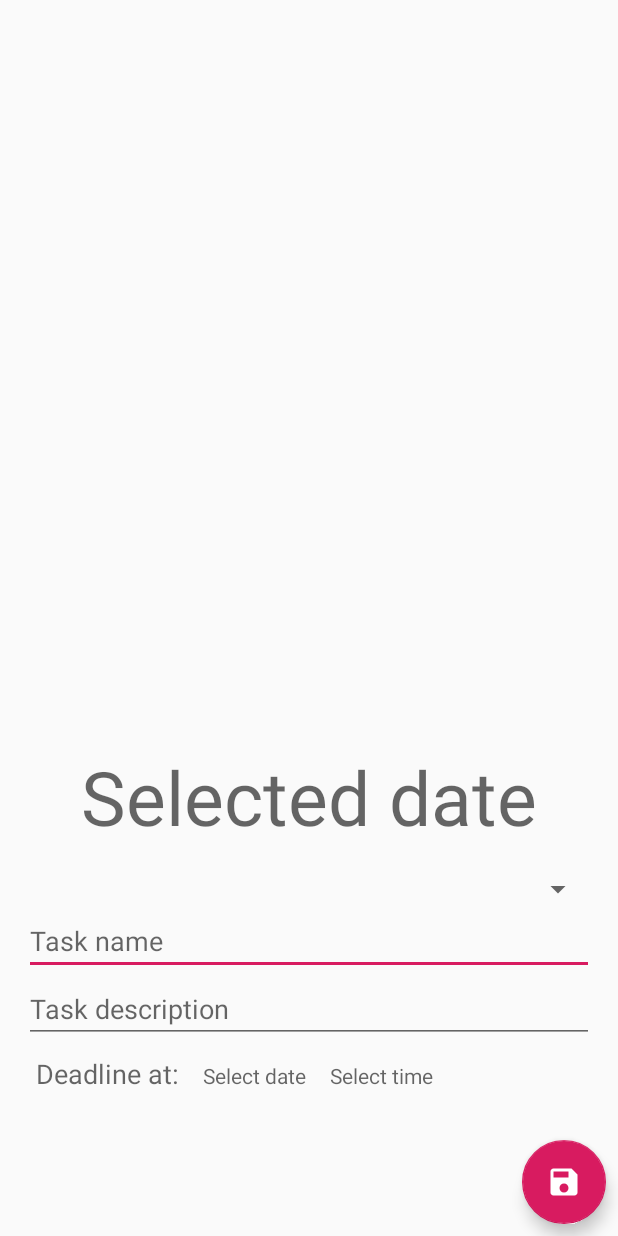
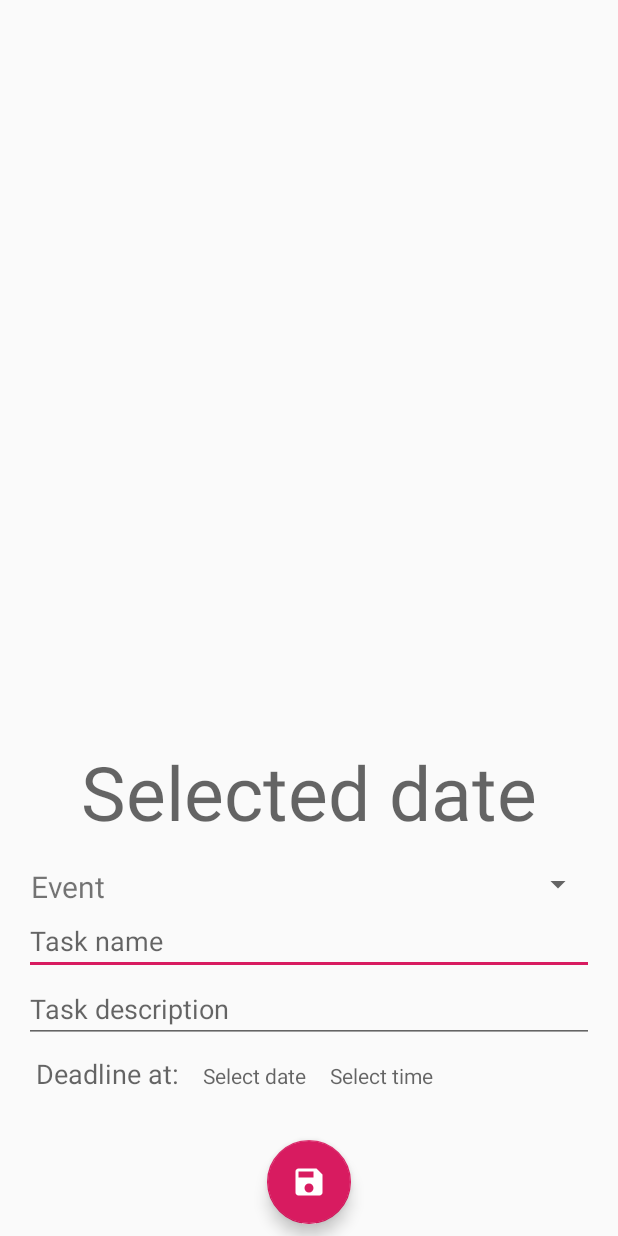
Before and after one commit to nixtaxe/TasksCalendar, an Android app: the layout activity_add_task.xml on its own in the app's theme, with its tools: preview values and no code run, on a phone screen of 412 x 824 dp. Run offline under Robolectric (Android 15) with nearby library versions, the phone set to English and light mode, and no system bars.

Commit message:
Minor design changes

```diff
--- a/app/src/main/AndroidManifest.xml
+++ b/app/src/main/AndroidManifest.xml
@@ -23,8 +23,8 @@
             android:parentActivityName=".CalendarActivity"/>
         <activity android:name=".AddEditEventActivity"
             android:parentActivityName=".EventsActivity"/>
-        <activity android:name=".CalendarActivity"></activity>
-        <activity android:name=".LoginActivity"
+        <activity android:name=".LoginActivity"></activity>
+        <activity android:name=".CalendarActivity"
             android:launchMode="singleTop">
             <intent-filter>
                 <action android:name="android.intent.action.MAIN" />
--- a/app/src/main/java/zabortceva/taskscalendar/AddEditTaskActivity.java
+++ b/app/src/main/java/zabortceva/taskscalendar/AddEditTaskActivity.java
@@ -24,6 +24,9 @@ import java.text.ParseException;
 import java.text.SimpleDateFormat;
 import java.util.ArrayList;
 import java.util.Calendar;
+
+import zabortceva.taskscalendar.localdata.Event;
+import zabortceva.taskscalendar.view.EventsSpinnerAdapter;
 
 public class AddEditTaskActivity extends AppCompatActivity {
 
@@ -131,6 +134,7 @@ public class AddEditTaskActivity extends AppCompatActivity {
         events = (Spinner) findViewById(R.id.events);
         eventsName = intent.getStringArrayListExtra(EXTRA_TASK_EVENTS_NAME);
 
+        //EventsSpinnerAdapter dataAdapter = new EventsSpinnerAdapter(this, android.R.layout.simple_spinner_item, )
         ArrayAdapter<String> dataAdapter = new ArrayAdapter<String>(this,
                 android.R.layout.simple_spinner_item, eventsName);
         dataAdapter.setDropDownViewResource(android.R.layout.simple_spinner_dropdown_item);
--- a/app/src/main/java/zabortceva/taskscalendar/repository/CalendarRepository.java
+++ b/app/src/main/java/zabortceva/taskscalendar/repository/CalendarRepository.java
@@ -11,6 +11,7 @@ import androidx.lifecycle.MutableLiveData;
 import zabortceva.taskscalendar.localdata.Event;
 import zabortceva.taskscalendar.localdata.Task;
 import zabortceva.taskscalendar.serverdata.Events;
+import zabortceva.taskscalendar.view.TaskViewData;
 
 public interface CalendarRepository {
     public void insertTask(Task task);
@@ -28,4 +29,6 @@ public interface CalendarRepository {
     public LiveData<List<Event>> getAllEvents();
 
     public LiveData<Events> insertEvent(Event event);
+
+    public LiveData<Event> getEventById(long id);
 }
--- a/app/src/main/java/zabortceva/taskscalendar/view/EventViewModel.java
+++ b/app/src/main/java/zabortceva/taskscalendar/view/EventViewModel.java
@@ -35,4 +35,7 @@ public class EventViewModel extends AndroidViewModel {
     public LiveData<Events> insert(Event event) {
         return repository.insertEvent(event);
     }
+    public LiveData<Event> getEventById(long id) {
+        return repository.getEventById(id);
+    }
 }
--- a/app/src/main/java/zabortceva/taskscalendar/view/TasksAdapter.java
+++ b/app/src/main/java/zabortceva/taskscalendar/view/TasksAdapter.java
@@ -5,6 +5,7 @@ import android.os.Build;
 
 import androidx.annotation.NonNull;
 import androidx.annotation.RequiresApi;
+import androidx.lifecycle.ViewModelProviders;
 import androidx.recyclerview.widget.ListAdapter;
 import androidx.recyclerview.widget.DiffUtil;
 import androidx.recyclerview.widget.RecyclerView;
--- a/app/src/main/res/drawable/ic_events.xml
+++ b/app/src/main/res/drawable/ic_events.xml
@@ -1,5 +1,5 @@
 <vector android:height="24dp" android:tint="#FFFFFF"
     android:viewportHeight="24.0" android:viewportWidth="24.0"
     android:width="24dp" xmlns:android="http://schemas.android.com/apk/res/android">
-    <path android:fillColor="#FF000000" android:pathData="M15.5,14h-0.79l-0.28,-0.27C15.41,12.59 16,11.11 16,9.5 16,5.91 13.09,3 9.5,3S3,5.91 3,9.5 5.91,16 9.5,16c1.61,0 3.09,-0.59 4.23,-1.57l0.27,0.28v0.79l5,4.99L20.49,19l-4.99,-5zM9.5,14C7.01,14 5,11.99 5,9.5S7.01,5 9.5,5 14,7.01 14,9.5 11.99,14 9.5,14z"/>
+    <path android:fillColor="#FF000000" android:pathData="M17,10L7,10v2h10v-2zM19,3h-1L18,1h-2v2L8,3L8,1L6,1v2L5,3c-1.11,0 -1.99,0.9 -1.99,2L3,19c0,1.1 0.89,2 2,2h14c1.1,0 2,-0.9 2,-2L21,5c0,-1.1 -0.9,-2 -2,-2zM19,19L5,19L5,8h14v11zM14,14L7,14v2h7v-2z"/>
 </vector>
--- a/app/src/main/res/layout/activity_add_event.xml
+++ b/app/src/main/res/layout/activity_add_event.xml
@@ -45,8 +45,7 @@
         android:layout_height="wrap_content"
         android:src="@drawable/ic_save"
         android:layout_alignParentBottom="true"
-        android:layout_alignParentEnd="true"
-        android:layout_alignParentRight="true"
+        android:layout_centerHorizontal="true"
         android:layout_margin="8dp"/>
 
 </RelativeLayout>
--- a/app/src/main/res/layout/activity_add_task.xml
+++ b/app/src/main/res/layout/activity_add_task.xml
@@ -24,10 +24,23 @@
         android:padding="16dp"
         android:layout_above="@id/save_task_button">
 
-        <Spinner
-            android:id="@+id/events"
+        <LinearLayout
             android:layout_width="match_parent"
-            android:layout_height="wrap_content" />
+            android:layout_height="wrap_content"
+            android:orientation="horizontal">
+
+            <TextView
+                android:layout_width="wrap_content"
+                android:layout_height="wrap_content"
+                android:text=" Event "
+                android:textSize="20sp"/>
+
+            <Spinner
+                android:id="@+id/events"
+                android:layout_width="match_parent"
+                android:layout_height="wrap_content" />
+        </LinearLayout>
+
 
         <EditText
             android:id="@+id/edit_task_name"
@@ -78,8 +91,7 @@
         android:layout_height="wrap_content"
         android:src="@drawable/ic_save"
         android:layout_alignParentBottom="true"
-        android:layout_alignParentEnd="true"
-        android:layout_alignParentRight="true"
+        android:layout_centerHorizontal="true"
         android:layout_margin="8dp"/>
 
     <!--<DatePicker-->
--- a/app/src/main/res/layout/calendar_layout.xml
+++ b/app/src/main/res/layout/calendar_layout.xml
@@ -35,7 +35,7 @@
         android:layout_height="wrap_content"
         android:src="@drawable/ic_events"
         android:layout_alignParentBottom="true"
-        android:layout_toStartOf="@+id/add_task_button"
+        android:layout_centerHorizontal="true"
         android:layout_margin="8dp"/>
 
     <com.google.android.material.floatingactionbutton.FloatingActionButton
@@ -44,8 +44,7 @@
         android:layout_height="wrap_content"
         android:src="@drawable/ic_add"
         android:layout_alignParentBottom="true"
-        android:layout_alignParentEnd="true"
-        android:layout_alignParentRight="true"
+        android:layout_toEndOf="@+id/view_events_button"
         android:layout_margin="8dp"/>
 
 
--- a/app/src/main/res/layout/events_layout.xml
+++ b/app/src/main/res/layout/events_layout.xml
@@ -19,8 +19,7 @@
         android:layout_height="wrap_content"
         android:src="@drawable/ic_add"
         android:layout_alignParentBottom="true"
-        android:layout_alignParentEnd="true"
-        android:layout_alignParentRight="true"
+        android:layout_centerHorizontal="true"
         android:layout_margin="8dp"/>
 
 </RelativeLayout>
--- a/app/src/main/res/layout/task_item.xml
+++ b/app/src/main/res/layout/task_item.xml
@@ -28,7 +28,7 @@
         android:id="@+id/divider"
         android:layout_weight="1"
         android:background="?android:attr/listDivider"
-        android:layout_height="50dp"
+        android:layout_height="60dp"
         android:layout_width="3dp"
         android:layout_toEndOf="@id/task_time"
         android:layout_toRightOf="@id/task_time"
@@ -46,6 +46,7 @@
         android:layout_toRightOf="@id/divider"
         android:ellipsize="end"
         android:maxLines="1"
+        android:visibility="gone"
         android:textSize="10sp"/>
 
     <TextView
--- a/app/src/main/res/values/strings.xml
+++ b/app/src/main/res/values/strings.xml
@@ -20,5 +20,5 @@
     <string name="permission_rationale">"Contacts permissions are needed for providing email
         completions."
     </string>
-    <string name="server_client_id">406939558587-q27s4ea6chquq9bupgf3umrm3c0731hv.apps.googleusercontent.com</string>
+    <string name="server_client_id" translatable="false">406939558587-tfunamb0ll6dbu0haobpi113tv5ecets.apps.googleusercontent.com</string>
 </resources>
```
Also changed, not shown: app/src/main/java/zabortceva/taskscalendar/CalendarActivity.java (+10 -0 lines), app/src/main/java/zabortceva/taskscalendar/LoginActivity.java (+10 -10 lines), app/src/main/java/zabortceva/taskscalendar/repository/WebCalendarRepository.java (+23 -0 lines), app/src/main/java/zabortceva/taskscalendar/requests/EventsApi.java (+7 -0 lines), app/src/main/java/zabortceva/taskscalendar/view/EventsSpinnerAdapter.java (added, +65 -0 lines), app/src/main/java/zabortceva/taskscalendar/view/TaskViewData.java (added, +18 -0 lines).
